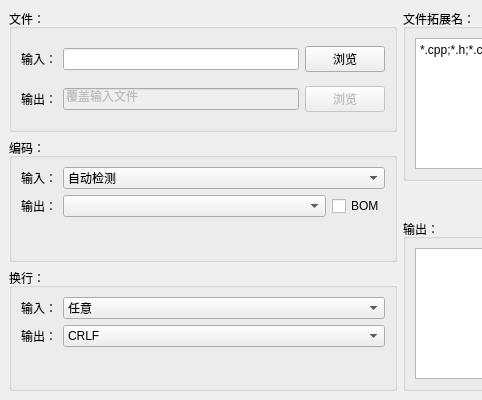
Old version of the form MainWindow.ui in the repository CharlesLiaoO/EncodingConverter; both pictures show x 0 to 482 and y 0 to 400 of the 800 by 400 pixel window.
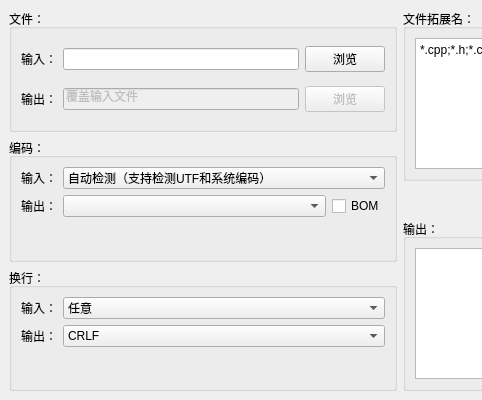
New version of the form.

Commit message: 添加回“GB18030”，以支持使用非本地系统编码；修复 UTF-32BE识别为UTF-16BE的问题；增加自动检测说明

What changed in the file:
```diff
--- a/MainWindow.ui
+++ b/MainWindow.ui
@@ -91,7 +91,7 @@
           <widget class="QComboBox" name="comboBox_EncodingSrc">
            <item>
             <property name="text">
-             <string>自动检测</string>
+             <string>自动检测（支持检测UTF和系统编码）</string>
             </property>
            </item>
           </widget>
```
The commit also changes 1 other file.
